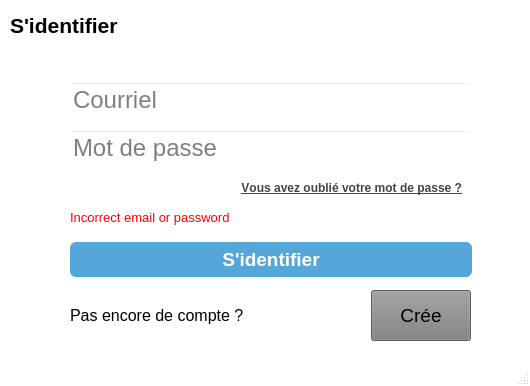
The window that mainwindow.ui (Aymane-Elb/Trying_qt) describes before a commit, drawn with Qt 5.
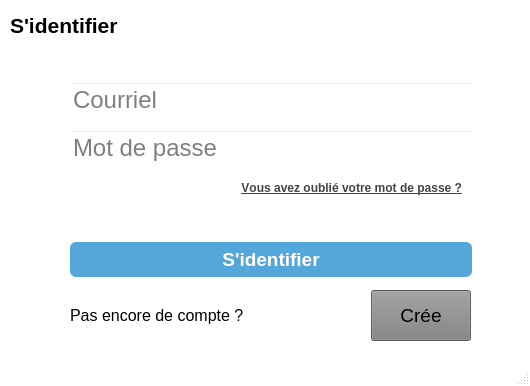
The same window after the commit.

Patch:
```diff
--- a/mainwindow.ui
+++ b/mainwindow.ui
@@ -210,7 +210,7 @@
         <string notr="true">color: red;</string>
        </property>
        <property name="text">
-        <string>Incorrect email or password</string>
+        <string/>
        </property>
        <property name="alignment">
         <set>Qt::AlignmentFlag::AlignLeading|Qt::AlignmentFlag::AlignLeft|Qt::AlignmentFlag::AlignTop</set>
```
Left out of the diff: 12 changed lines with no effect on the pictures.
